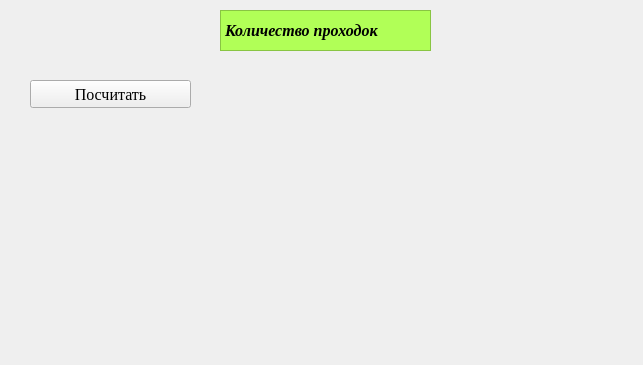
Old version of the form calc.ui in the repository arcegor/ase.
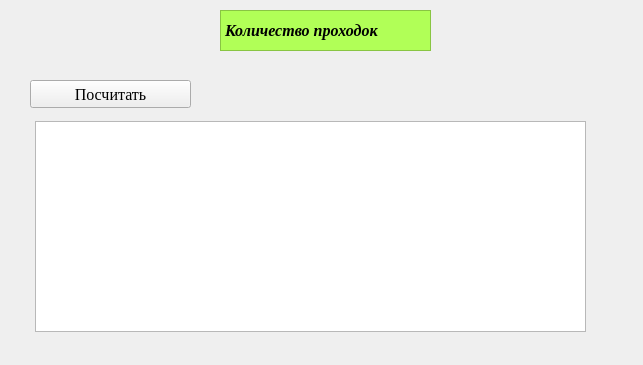
New version of the form.

Commit message: Написан простейший интерфейс для калькулятора (просто отображение)

```diff
--- a/calc.ui
+++ b/calc.ui
@@ -70,6 +70,16 @@
     <string>Посчитать</string>
    </property>
   </widget>
+  <widget class="QTextBrowser" name="textBrowser">
+   <property name="geometry">
+    <rect>
+     <x>35</x>
+     <y>121</y>
+     <width>551</width>
+     <height>211</height>
+    </rect>
+   </property>
+  </widget>
  </widget>
  <resources/>
  <connections/>
```
The commit also changes 3 other files.
